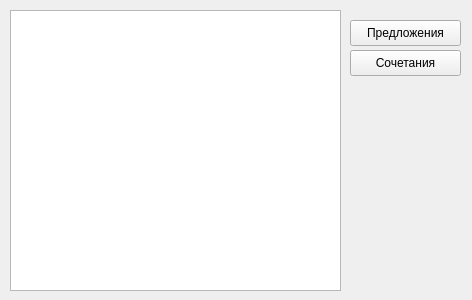
Before: the Qt Designer form uis/word_table.ui in Holodome/ling, drawn with Qt 5.
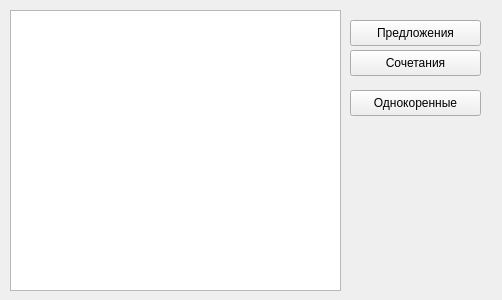
After: the same form once the commit is applied.

Diff of the .ui file:
```diff
--- a/uis/word_table.ui
+++ b/uis/word_table.ui
@@ -6,7 +6,7 @@
    <rect>
     <x>0</x>
     <y>0</y>
-    <width>472</width>
+    <width>502</width>
     <height>300</height>
    </rect>
   </property>
@@ -28,7 +28,7 @@
     <rect>
      <x>350</x>
      <y>20</y>
-     <width>111</width>
+     <width>131</width>
      <height>26</height>
     </rect>
    </property>
@@ -41,7 +41,7 @@
     <rect>
      <x>350</x>
      <y>50</y>
-     <width>111</width>
+     <width>131</width>
      <height>26</height>
     </rect>
    </property>
@@ -49,6 +49,19 @@
     <string>Сочетания</string>
    </property>
   </widget>
+  <widget class="QPushButton" name="same_root_btn">
+   <property name="geometry">
+    <rect>
+     <x>350</x>
+     <y>90</y>
+     <width>131</width>
+     <height>26</height>
+    </rect>
+   </property>
+   <property name="text">
+    <string>Однокоренные</string>
+   </property>
+  </widget>
  </widget>
  <resources/>
  <connections/>
```
